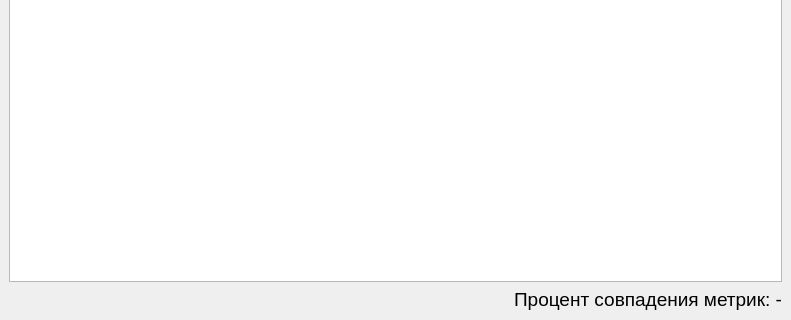
The window that mainwindow.ui (ht-evth/diplom_qt) describes before a commit, drawn with Qt 5; both pictures show x 0 to 791 and y 230 to 550 of the 791 by 550 pixel window.
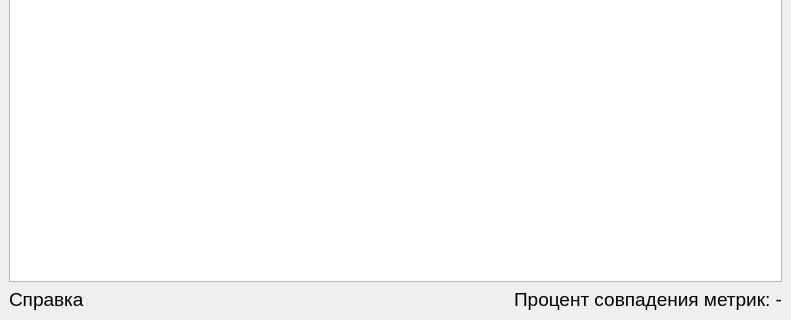
The same window after the commit.

```diff
--- a/mainwindow.ui
+++ b/mainwindow.ui
@@ -23,6 +23,15 @@
   </property>
   <widget class="QWidget" name="centralwidget">
    <layout class="QGridLayout" name="gridLayout_2">
+    <item row="2" column="0">
+     <widget class="QTableView" name="tableView">
+      <property name="font">
+       <font>
+        <pointsize>14</pointsize>
+       </font>
+      </property>
+     </widget>
+    </item>
     <item row="0" column="0">
      <layout class="QGridLayout" name="gridLayout">
       <property name="spacing">
@@ -64,6 +73,27 @@
       </item>
      </layout>
     </item>
+    <item row="4" column="0">
+     <layout class="QHBoxLayout" name="horizontalLayout_2">
+      <item>
+       <widget class="QLabel" name="label_info">
+        <property name="text">
+         <string>&lt;html&gt;&lt;head/&gt;&lt;body&gt;&lt;p&gt;Справка&lt;/p&gt;&lt;/body&gt;&lt;/html&gt;</string>
+        </property>
+       </widget>
+      </item>
+      <item>
+       <widget class="QLabel" name="label_result">
+        <property name="text">
+         <string>Процент совпадения метрик: -</string>
+        </property>
+        <property name="alignment">
+         <set>Qt::AlignRight|Qt::AlignTrailing|Qt::AlignVCenter</set>
+        </property>
+       </widget>
+      </item>
+     </layout>
+    </item>
     <item row="1" column="0">
      <layout class="QHBoxLayout" name="horizontalLayout">
       <property name="spacing">
@@ -88,25 +118,6 @@
       </item>
      </layout>
     </item>
-    <item row="2" column="0">
-     <widget class="QTableView" name="tableView">
-      <property name="font">
-       <font>
-        <pointsize>14</pointsize>
-       </font>
-      </property>
-     </widget>
-    </item>
-    <item row="3" column="0">
-     <widget class="QLabel" name="label_result">
-      <property name="text">
-       <string>Процент совпадения метрик: -</string>
-      </property>
-      <property name="alignment">
-       <set>Qt::AlignRight|Qt::AlignTrailing|Qt::AlignVCenter</set>
-      </property>
-     </widget>
-    </item>
    </layout>
   </widget>
   <widget class="QMenuBar" name="menubar">
```
